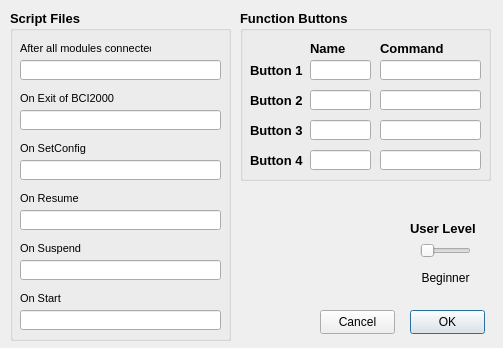
This is src/core/Operator/OperatorQt/PrefDialog.ui in kaysoky/NeuralSystemsBCI2000 as Qt 5 draws it before an edit. The edited form follows.
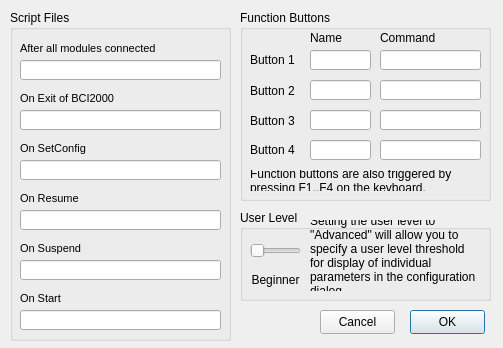
This is the edited form.

Commit message: Operator module: * Main window buttons do not accept focus any more to avoid unwanted side effects from key presses. * Parameter values now default to an empty string rather than "0". * Added hints to preferences dialog.

```diff
--- a/src/core/Operator/OperatorQt/PrefDialog.ui
+++ b/src/core/Operator/OperatorQt/PrefDialog.ui
@@ -22,11 +22,6 @@
     <height>348</height>
    </size>
   </property>
-  <property name="font">
-   <font>
-    <family>MS Sans Serif</family>
-   </font>
-  </property>
   <property name="windowTitle">
    <string>Preferences</string>
   </property>
@@ -42,14 +37,6 @@
      <height>331</height>
     </rect>
    </property>
-   <property name="font">
-    <font>
-     <family>MS Sans Serif</family>
-     <pointsize>10</pointsize>
-     <weight>75</weight>
-     <bold>true</bold>
-    </font>
-   </property>
    <property name="title">
     <string>Script Files</string>
    </property>
@@ -58,7 +45,7 @@
      <rect>
       <x>10</x>
       <y>30</y>
-      <width>131</width>
+      <width>141</width>
       <height>16</height>
      </rect>
     </property>
@@ -295,81 +282,15 @@
     <bool>true</bool>
    </property>
   </widget>
-  <widget class="QSlider" name="slider_UserLevel">
-   <property name="geometry">
-    <rect>
-     <x>420</x>
-     <y>240</y>
-     <width>51</width>
-     <height>21</height>
-    </rect>
-   </property>
-   <property name="minimum">
-    <number>1</number>
-   </property>
-   <property name="maximum">
-    <number>3</number>
-   </property>
-   <property name="pageStep">
-    <number>2</number>
-   </property>
-   <property name="orientation">
-    <enum>Qt::Horizontal</enum>
-   </property>
-  </widget>
-  <widget class="QLabel" name="label">
-   <property name="geometry">
-    <rect>
-     <x>410</x>
-     <y>220</y>
-     <width>81</width>
-     <height>16</height>
-    </rect>
-   </property>
-   <property name="font">
-    <font>
-     <pointsize>10</pointsize>
-     <weight>75</weight>
-     <bold>true</bold>
-    </font>
-   </property>
-   <property name="text">
-    <string>User Level</string>
-   </property>
-  </widget>
-  <widget class="QLabel" name="label_UserLevel">
-   <property name="geometry">
-    <rect>
-     <x>410</x>
-     <y>270</y>
-     <width>71</width>
-     <height>16</height>
-    </rect>
-   </property>
-   <property name="text">
-    <string>Beginner</string>
-   </property>
-   <property name="alignment">
-    <set>Qt::AlignCenter</set>
-   </property>
-  </widget>
   <widget class="QGroupBox" name="groupBox_3">
    <property name="geometry">
     <rect>
      <x>240</x>
      <y>10</y>
      <width>251</width>
-     <height>171</height>
+     <height>191</height>
     </rect>
    </property>
-   <property name="font">
-    <font>
-     <family>MS Sans Serif</family>
-     <pointsize>10</pointsize>
-     <weight>75</weight>
-     <bold>true</bold>
-    </font>
-   </property>
    <property name="title">
     <string>Function Buttons</string>
    </property>
@@ -377,7 +298,7 @@
     <property name="geometry">
      <rect>
       <x>10</x>
-      <y>52</y>
+      <y>42</y>
       <width>61</width>
       <height>16</height>
      </rect>
@@ -390,7 +311,7 @@
     <property name="geometry">
      <rect>
       <x>10</x>
-      <y>80</y>
+      <y>70</y>
       <width>61</width>
       <height>21</height>
      </rect>
@@ -403,7 +324,7 @@
     <property name="geometry">
      <rect>
       <x>10</x>
-      <y>140</y>
+      <y>130</y>
       <width>61</width>
       <height>20</height>
      </rect>
@@ -416,7 +337,7 @@
     <property name="geometry">
      <rect>
       <x>70</x>
-      <y>30</y>
+      <y>20</y>
       <width>41</width>
       <height>16</height>
      </rect>
@@ -429,7 +350,7 @@
     <property name="geometry">
      <rect>
       <x>140</x>
-      <y>30</y>
+      <y>20</y>
       <width>71</width>
       <height>16</height>
      </rect>
@@ -442,7 +363,7 @@
     <property name="geometry">
      <rect>
       <x>70</x>
-      <y>50</y>
+      <y>40</y>
       <width>61</width>
       <height>20</height>
      </rect>
@@ -459,7 +380,7 @@
     <property name="geometry">
      <rect>
       <x>140</x>
-      <y>50</y>
+      <y>40</y>
       <width>101</width>
       <height>20</height>
      </rect>
@@ -476,7 +397,7 @@
     <property name="geometry">
      <rect>
       <x>140</x>
-      <y>80</y>
+      <y>70</y>
       <width>101</width>
       <height>20</height>
      </rect>
@@ -493,7 +414,7 @@
     <property name="geometry">
      <rect>
       <x>70</x>
-      <y>80</y>
+      <y>70</y>
       <width>61</width>
       <height>20</height>
      </rect>
@@ -510,7 +431,7 @@
     <property name="geometry">
      <rect>
       <x>140</x>
-      <y>110</y>
+      <y>100</y>
       <width>101</width>
       <height>20</height>
      </rect>
@@ -527,7 +448,7 @@
     <property name="geometry">
      <rect>
       <x>70</x>
-      <y>110</y>
+      <y>100</y>
       <width>61</width>
       <height>20</height>
      </rect>
@@ -544,7 +465,7 @@
     <property name="geometry">
      <rect>
       <x>140</x>
-      <y>140</y>
+      <y>130</y>
       <width>101</width>
       <height>20</height>
      </rect>
@@ -561,7 +482,7 @@
     <property name="geometry">
      <rect>
       <x>70</x>
-      <y>140</y>
+      <y>130</y>
       <width>61</width>
       <height>20</height>
      </rect>
@@ -578,7 +499,7 @@
     <property name="geometry">
      <rect>
       <x>10</x>
-      <y>110</y>
+      <y>100</y>
       <width>61</width>
       <height>21</height>
      </rect>
@@ -587,6 +508,22 @@
      <string>Button 3</string>
     </property>
    </widget>
+   <widget class="QLabel" name="label_2">
+    <property name="geometry">
+     <rect>
+      <x>10</x>
+      <y>160</y>
+      <width>231</width>
+      <height>21</height>
+     </rect>
+    </property>
+    <property name="text">
+     <string>Function buttons are also triggered by pressing F1..F4 on the keyboard.</string>
+    </property>
+    <property name="wordWrap">
+     <bool>true</bool>
+    </property>
+   </widget>
   </widget>
   <widget class="QPushButton" name="cancelButton">
    <property name="geometry">
@@ -607,6 +544,73 @@
     <bool>false</bool>
    </property>
   </widget>
+  <widget class="QGroupBox" name="groupBox_2">
+   <property name="geometry">
+    <rect>
+     <x>240</x>
+     <y>210</y>
+     <width>251</width>
+     <height>91</height>
+    </rect>
+   </property>
+   <property name="title">
+    <string>User Level</string>
+   </property>
+   <widget class="QSlider" name="slider_UserLevel">
+    <property name="geometry">
+     <rect>
+      <x>10</x>
+      <y>30</y>
+      <width>51</width>
+      <height>21</height>
+     </rect>
+    </property>
+    <property name="minimum">
+     <number>1</number>
+    </property>
+    <property name="maximum">
+     <number>3</number>
+    </property>
+    <property name="pageStep">
+     <number>2</number>
+    </property>
+    <property name="orientation">
+     <enum>Qt::Horizontal</enum>
+    </property>
+   </widget>
+   <widget class="QLabel" name="label_UserLevel">
+    <property name="geometry">
+     <rect>
+      <x>0</x>
+      <y>60</y>
+      <width>71</width>
+      <height>20</height>
+     </rect>
+    </property>
+    <property name="text">
+     <string>Beginner</string>
+    </property>
+    <property name="alignment">
+     <set>Qt::AlignCenter</set>
+    </property>
+   </widget>
+   <widget class="QLabel" name="label">
+    <property name="geometry">
+     <rect>
+      <x>70</x>
+      <y>10</y>
+      <width>171</width>
+      <height>71</height>
+     </rect>
+    </property>
+    <property name="text">
+     <string>Setting the user level to &quot;Advanced&quot; will allow you to specify a user level threshold for display of individual parameters in the configuration dialog.</string>
+    </property>
+    <property name="wordWrap">
+     <bool>true</bool>
+    </property>
+   </widget>
+  </widget>
  </widget>
  <tabstops>
   <tabstop>edit_OnConnect</tabstop>
```
The commit also changes 2 other files.
